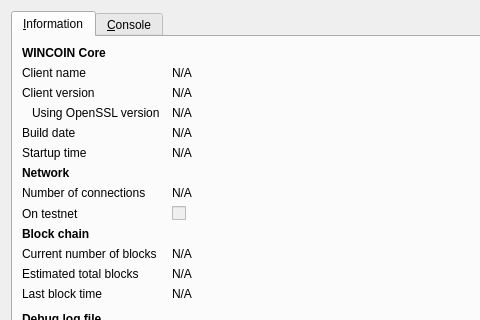
The window that src/qt/forms/rpcconsole.ui (ZEBRX/nikoin-dashboard) describes before a commit, drawn with Qt 5; both pictures show x 0 to 480 and y 0 to 320 of the 740 by 450 pixel window.
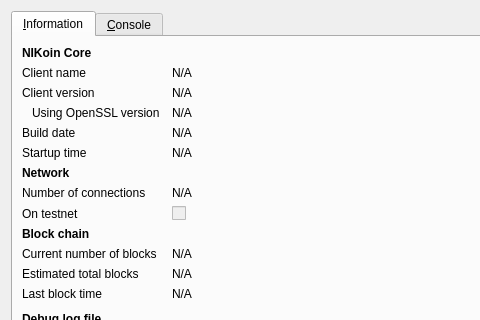
The same window after the commit. Icons and pictures are not drawn.

Commit message: Change name from wincoin to NIKcoin, change in genesis block parameters. Details at JIRA.

What changed in the file:
```diff
--- a/src/qt/forms/rpcconsole.ui
+++ b/src/qt/forms/rpcconsole.ui
@@ -36,7 +36,7 @@
           </font>
          </property>
          <property name="text">
-          <string>WINCOIN Core</string>
+          <string>NIKoin Core</string>
          </property>
         </widget>
        </item>
```
Left out of the diff: 6 changed lines with no effect on the pictures. The commit also changes 110 other files.
